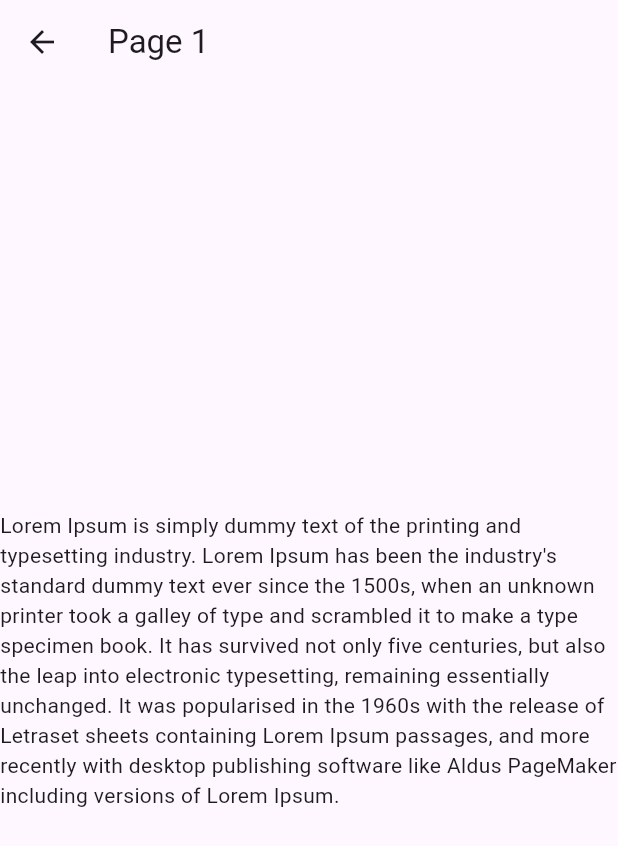
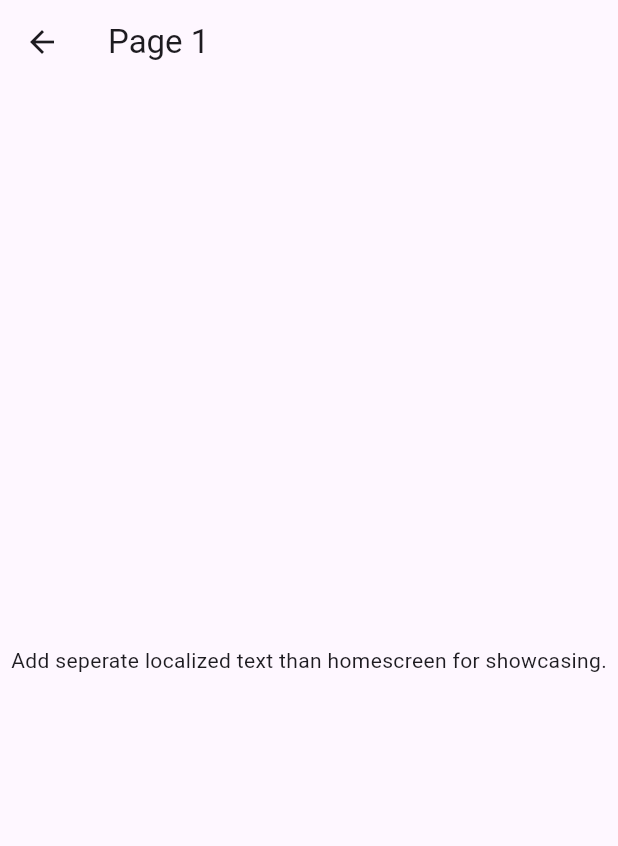
Before and after one commit to ByteForge-Labs/flutter_localization_arb_provider, a Flutter app: the screen it shows after launch, in the side drawer, after a tap on "Page 1", on a phone screen of 412 x 824 dp. Shown: the top 846 px of the screen. Run offline on Flutter 3.47's test engine with Material 3 defaults, Android fonts, the phone set to English and light mode, and no system bars; generated files the repository leaves out were written again.

Commit message:
issue reviewed

```diff
--- a/lib/home_page.dart
+++ b/lib/home_page.dart
@@ -77,7 +77,7 @@
         ),
       ),
       body: Center(
-        child: Text(langs.demoData),
+        child: Text(langs.demoData1),
       ),
     );
   }
--- a/lib/l10n/app_ar.arb
+++ b/lib/l10n/app_ar.arb
@@ -1,3 +1,5 @@
 {
-    "demoData":"لوريم إيبسوم هو ببساطة نص وهمي من صناعة الطباعة والتنضيد. لقد كان لوريم إيبسوم هو النص الوهمي القياسي في هذه الصناعة منذ القرن السادس عشر، عندما أخذت طابعة غير معروفة لوح الكتابة وخلطته لصنع نموذج كتاب. لقد صمدت ليس فقط لخمسة قرون، بل قفزت أيضًا إلى التنضيد الإلكتروني، وبقيت دون تغيير بشكل أساسي. انتشر بشكل كبير في ستينيات القرن الماضي مع إصدار أوراق  التي تحتوي على مقاطع لوريم إيبسوم، ومؤخراً مع ظهور برامج النشر المكتبي مثل  والتي تضمنت إصدارات لوريم إيبسوم."
+    "demoData1":"لوريم إيبسوم هو ببساطة نص وهمي من صناعة الطباعة والتنضيد. لقد كان لوريم إيبسوم هو النص الوهمي القياسي في هذه الصناعة منذ القرن السادس عشر، عندما أخذت طابعة غير معروفة لوح الكتابة وخلطته لصنع نموذج كتاب. لقد صمدت ليس فقط لخمسة قرون، بل قفزت أيضًا إلى التنضيد الإلكتروني، وبقيت دون تغيير بشكل أساسي. انتشر بشكل كبير في ستينيات القرن الماضي مع إصدار أوراق  التي تحتوي على مقاطع لوريم إيبسوم، ومؤخراً مع ظهور برامج النشر المكتبي مثل  والتي تضمنت إصدارات لوريم إيبسوم.",
+    "demoData2":"أضف نصًا مترجمًا منفصلاً عن الشاشة الرئيسية للعرض.",
+    "demoData3":"أنت تتلقى إشعارات لأنك قمت بتأليف الموضوع"
 }
--- a/lib/l10n/app_en.arb
+++ b/lib/l10n/app_en.arb
@@ -1,3 +1,5 @@
 {
-    "demoData":"Lorem Ipsum is simply dummy text of the printing and typesetting industry. Lorem Ipsum has been the industry's standard dummy text ever since the 1500s, when an unknown printer took a galley of type and scrambled it to make a type specimen book. It has survived not only five centuries, but also the leap into electronic typesetting, remaining essentially unchanged. It was popularised in the 1960s with the release of Letraset sheets containing Lorem Ipsum passages, and more recently with desktop publishing software like Aldus PageMaker including versions of Lorem Ipsum. "
+    "demoData1":"Lorem Ipsum is simply dummy text of the printing and typesetting industry. Lorem Ipsum has been the industry's standard dummy text ever since the 1500s, when an unknown printer took a galley of type and scrambled it to make a type specimen book. It has survived not only five centuries, but also the leap into electronic typesetting, remaining essentially unchanged. It was popularised in the 1960s with the release of Letraset sheets containing Lorem Ipsum passages, and more recently with desktop publishing software like Aldus PageMaker including versions of Lorem Ipsum. ",
+    "demoData2":"Add seperate localized text than homescreen for showcasing.",
+    "demoData3":"You’re receiving notifications because you authored the thread."
 }
--- a/lib/src/module/page1.dart
+++ b/lib/src/module/page1.dart
@@ -12,7 +12,7 @@
         title: const Text('Page 1'),
       ),
       body:  Center(
-        child: Text(langs.demoData),
+        child: Text(langs.demoData2),
       ),
     );
   }
--- a/lib/src/module/page2.dart
+++ b/lib/src/module/page2.dart
@@ -13,7 +13,7 @@
         title: const Text('Page 2'),
       ),
       body:  Center(
-        child: Text(langs.demoData),
+        child: Text(langs.demoData3),
       ),
     );
   }
```
